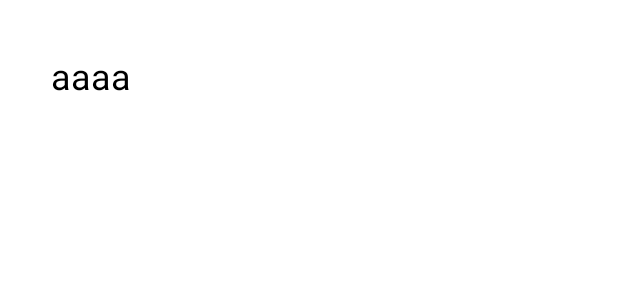
After one commit to sorongosdev/SearchGithubApp, an Android app: the layout item_user.xml on its own in the app's theme, with its tools: preview values and no code run, on a phone screen of 412 x 824 dp. The commit adds this screen. Shown: the top 300 px of the screen. Run offline under Robolectric (Android 15) with nearby library versions, the phone set to English and light mode, and no system bars.

Commit message:
listadapter로 조회한 것 리스트뷰에 업뎃

```diff
--- /dev/null
+++ b/app/src/main/res/layout/item_user.xml
@@ -0,0 +1,21 @@
+<?xml version="1.0" encoding="utf-8"?>
+<androidx.constraintlayout.widget.ConstraintLayout xmlns:android="http://schemas.android.com/apk/res/android"
+    xmlns:app="http://schemas.android.com/apk/res-auto"
+    xmlns:tools="http://schemas.android.com/tools"
+    android:layout_width="match_parent"
+    android:layout_height="wrap_content"
+    android:padding="16dp">
+
+    <TextView
+        android:id="@+id/usernameTextView"
+        android:layout_width="0dp"
+        android:layout_height="wrap_content"
+        app:layout_constraintEnd_toEndOf="parent"
+        app:layout_constraintStart_toStartOf="parent"
+        app:layout_constraintTop_toTopOf="parent"
+        tools:text="aaaa"
+        android:padding="18sp"
+        android:textColor="@color/black"
+        android:textSize="24dp"
+        />
+</androidx.constraintlayout.widget.ConstraintLayout>
```
Also changed, not shown: app/src/main/java/com/sorongos/searchgithubapp/MainActivity.kt (+9 -0 lines), app/src/main/java/com/sorongos/searchgithubapp/adapter/UserAdapter.kt (added, +49 -0 lines), app/src/main/res/layout/activity_main.xml (+12 -4 lines).
